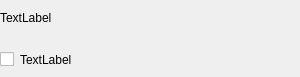
Above: imgpreviewform.ui from tsukishima1321/Closet before the change. Below: the same form after it.
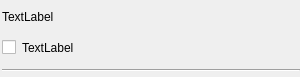
That is the form after the change.

Patch:
```diff
--- a/imgpreviewform.ui
+++ b/imgpreviewform.ui
@@ -36,10 +36,10 @@
   </property>
   <layout class="QVBoxLayout" name="verticalLayout">
    <property name="leftMargin">
-    <number>0</number>
+    <number>2</number>
    </property>
    <property name="topMargin">
-    <number>0</number>
+    <number>2</number>
    </property>
    <property name="rightMargin">
     <number>0</number>
@@ -50,14 +50,14 @@
    <item>
     <widget class="QLabel" name="labelImg">
      <property name="sizePolicy">
-      <sizepolicy hsizetype="Minimum" vsizetype="Minimum">
+      <sizepolicy hsizetype="Minimum" vsizetype="Maximum">
        <horstretch>0</horstretch>
        <verstretch>0</verstretch>
       </sizepolicy>
      </property>
      <property name="minimumSize">
       <size>
-       <width>300</width>
+       <width>296</width>
        <height>20</height>
       </size>
      </property>
@@ -87,7 +87,7 @@
      <item>
       <widget class="QLabel" name="labelText">
        <property name="sizePolicy">
-        <sizepolicy hsizetype="Minimum" vsizetype="Minimum">
+        <sizepolicy hsizetype="Minimum" vsizetype="Maximum">
          <horstretch>0</horstretch>
          <verstretch>0</verstretch>
         </sizepolicy>
@@ -111,6 +111,13 @@
      </item>
     </layout>
    </item>
+   <item>
+    <widget class="Line" name="line">
+     <property name="orientation">
+      <enum>Qt::Horizontal</enum>
+     </property>
+    </widget>
+   </item>
   </layout>
  </widget>
  <resources/>
```
